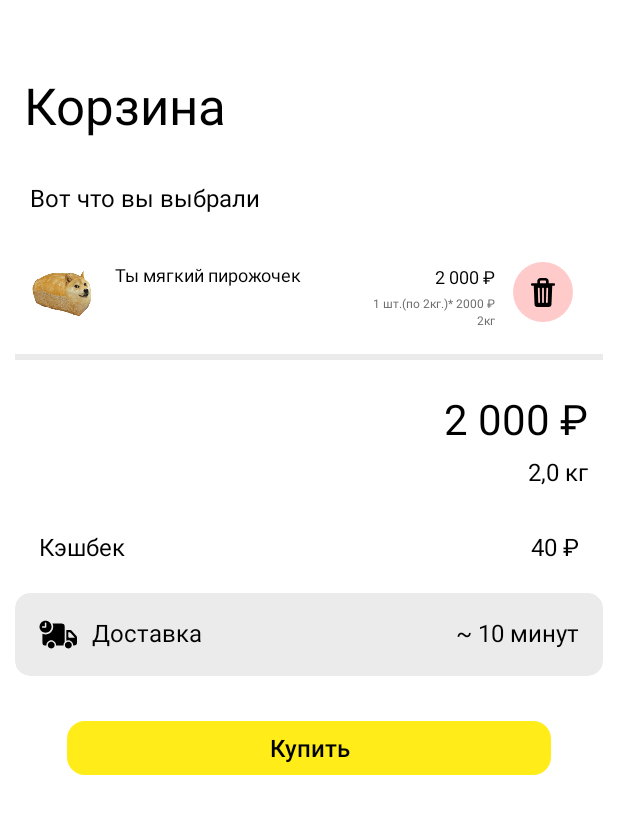
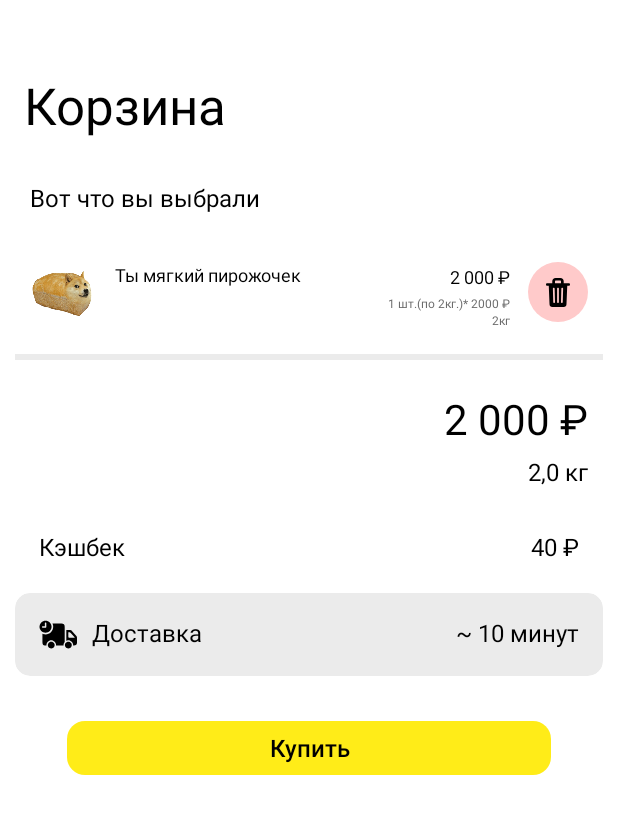
Before and after one commit to PotaninPM/PROD-Second-Tour-2025, an Android app: the screen it shows after launch (MainActivity), after a tap on "Корзина", on a phone screen of 412 x 824 dp. Shown: the top 814 px of the screen. Run offline under Robolectric (Android 15) with nearby library versions, the phone set to English and light mode, and no system bars; 1 other tap on this screen came first.

Commit message:
fixes with cart

```diff
--- a/solution/src/main/res/layout/cart_view.xml
+++ b/solution/src/main/res/layout/cart_view.xml
@@ -11,7 +11,6 @@
         android:layout_height="wrap_content"
         android:layout_marginLeft="16dp"
         android:layout_marginTop="47dp"
-        android:fontFamily=""
         android:text="Корзина"
         android:textSize="34sp"
         android:textColor="#000000"/>
--- a/solution/src/main/res/layout/item_cart_good.xml
+++ b/solution/src/main/res/layout/item_cart_good.xml
@@ -74,7 +74,6 @@
         android:layout_height="40dp"
         android:layout_marginTop="11.5dp"
         android:layout_marginBottom="11.5dp"
-        android:layout_marginEnd="10dp"
         android:backgroundTint="#FFCACA"
         android:background="@drawable/bg_button_rounded"
         android:scaleType="centerInside"
```
